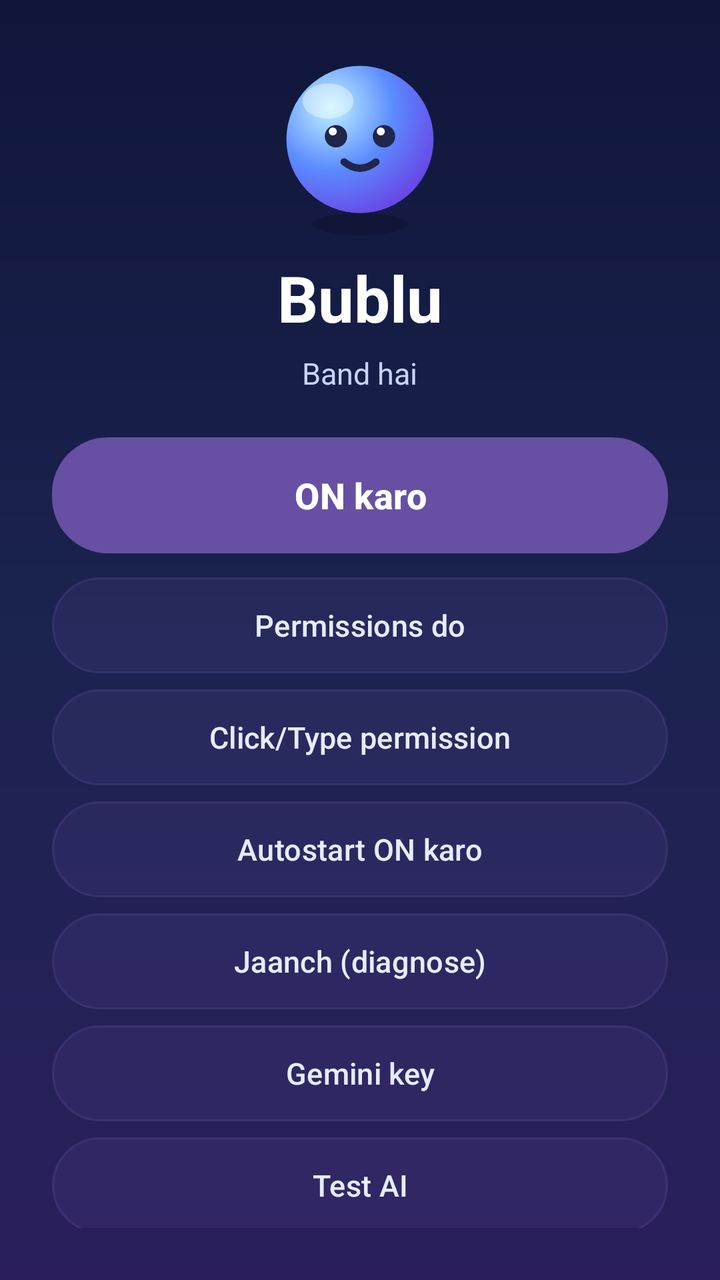
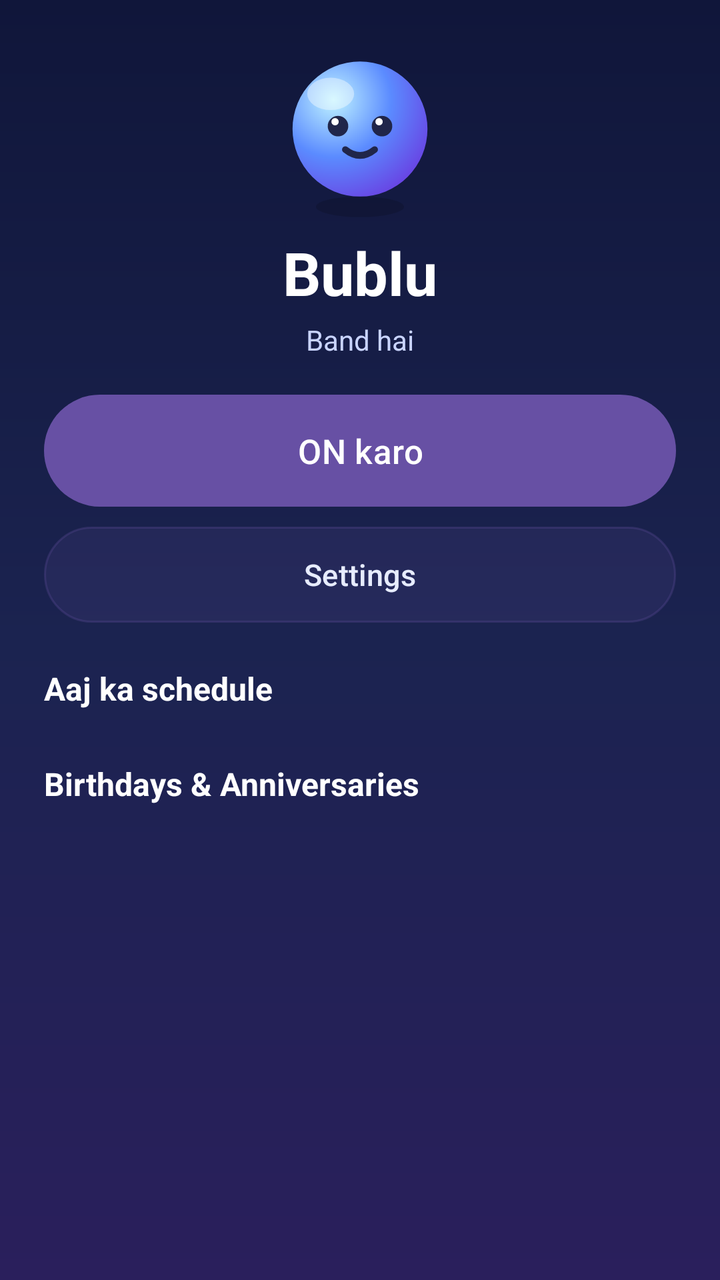

Screens rendered from an Android XML layout before and after an edit, with the pre-edit source and the edit as a unified diff.
<!-- AndroidManifest.xml: application theme Theme.Mitra -->
<!-- res/layout/activity_main.xml -->
<?xml version="1.0" encoding="utf-8"?>
<LinearLayout xmlns:android="http://schemas.android.com/apk/res/android"
    android:layout_width="match_parent"
    android:layout_height="match_parent"
    android:orientation="vertical"
    android:gravity="center"
    android:padding="26dp"
    android:background="@drawable/bg_gradient">

    <ImageView
        android:layout_width="96dp"
        android:layout_height="96dp"
        android:src="@drawable/char_idle"
        android:contentDescription="@string/app_name" />

    <TextView
        android:layout_width="wrap_content"
        android:layout_height="wrap_content"
        android:layout_marginTop="8dp"
        android:text="Bublu"
        android:textColor="#FFFFFF"
        android:textStyle="bold"
        android:textSize="32sp" />

    <TextView
        android:id="@+id/statusTxt"
        android:layout_width="wrap_content"
        android:layout_height="wrap_content"
        android:layout_marginTop="6dp"
        android:gravity="center"
        android:text="Band hai"
        android:textColor="#C9D4FF"
        android:textSize="15sp" />

    <Button
        android:id="@+id/toggleBtn"
        android:layout_width="match_parent"
        android:layout_height="58dp"
        android:layout_marginTop="22dp"
        android:background="@drawable/btn_bg"
        android:text="ON karo"
        android:textAllCaps="false"
        android:textColor="#FFFFFF"
        android:textSize="18sp"
        android:textStyle="bold" />

    <Button
        android:id="@+id/permBtn"
        android:layout_width="match_parent"
        android:layout_height="48dp"
        android:layout_marginTop="12dp"
        android:background="@drawable/btn_soft"
        android:text="Permissions do"
        android:textAllCaps="false"
        android:textColor="#E7ECFF"
        android:textSize="15sp" />

    <Button
        android:id="@+id/accBtn"
        android:layout_width="match_parent"
        android:layout_height="48dp"
        android:layout_marginTop="8dp"
        android:background="@drawable/btn_soft"
        android:text="Click/Type permission"
        android:textAllCaps="false"
        android:textColor="#E7ECFF"
        android:textSize="15sp" />

    <Button
        android:id="@+id/autoBtn"
        android:layout_width="match_parent"
        android:layout_height="48dp"
        android:layout_marginTop="8dp"
        android:background="@drawable/btn_soft"
        android:text="Autostart ON karo"
        android:textAllCaps="false"
        android:textColor="#E7ECFF"
        android:textSize="15sp" />

    <Button
        android:id="@+id/diagBtn"
        android:layout_width="match_parent"
        android:layout_height="48dp"
        android:layout_marginTop="8dp"
        android:background="@drawable/btn_soft"
        android:text="Jaanch (diagnose)"
        android:textAllCaps="false"
        android:textColor="#E7ECFF"
        android:textSize="15sp" />

    <Button
        android:id="@+id/keyBtn"
        android:layout_width="match_parent"
        android:layout_height="48dp"
        android:layout_marginTop="8dp"
        android:background="@drawable/btn_soft"
        android:text="Gemini key"
        android:textAllCaps="false"
        android:textColor="#E7ECFF"
        android:textSize="15sp" />

    <Button
        android:id="@+id/testBtn"
        android:layout_width="match_parent"
        android:layout_height="48dp"
        android:layout_marginTop="8dp"
        android:background="@drawable/btn_soft"
        android:text="Test AI"
        android:textAllCaps="false"
        android:textColor="#E7ECFF"
        android:textSize="15sp" />

</LinearLayout>
<!-- resources referenced by this layout -->
<resources>
  <!-- drawable bg_gradient (drawable) -->
  <?xml version="1.0" encoding="utf-8"?>
  <shape xmlns:android="http://schemas.android.com/apk/res/android"
      android:shape="rectangle">
      <gradient
          android:startColor="#10163A"
          android:centerColor="#1B2350"
          android:endColor="#2A1F5C"
          android:angle="270" />
  </shape>
  <!-- drawable btn_bg (drawable) -->
  <?xml version="1.0" encoding="utf-8"?>
  <shape xmlns:android="http://schemas.android.com/apk/res/android"
      android:shape="rectangle">
      <gradient
          android:startColor="#4F7CFF"
          android:endColor="#7C3AED"
          android:angle="0" />
      <corners android:radius="28dp" />
  </shape>
  <!-- drawable btn_soft (drawable) -->
  <?xml version="1.0" encoding="utf-8"?>
  <shape xmlns:android="http://schemas.android.com/apk/res/android"
      android:shape="rectangle">
      <solid android:color="#22FFFFFF" />
      <corners android:radius="25dp" />
      <stroke
          android:width="1dp"
          android:color="#44FFFFFF" />
  </shape>
  <!-- drawable char_idle (drawable) -->
  <vector xmlns:android="http://schemas.android.com/apk/res/android"
      xmlns:aapt="http://schemas.android.com/aapt"
      android:width="120dp" android:height="120dp"
      android:viewportWidth="120" android:viewportHeight="120">
      <path android:fillColor="#26000000"
          android:pathData="M60,111 m-30,0 a30,7 0 1,0 60,0 a30,7 0 1,0 -60,0"/>
      <path android:pathData="M60,58 m-46,0 a46,46 0 1,0 92,0 a46,46 0 1,0 -92,0">
          <aapt:attr name="android:fillColor">
              <gradient android:type="radial"
                  android:centerX="42" android:centerY="38" android:gradientRadius="78"
                  android:startColor="#BFF3FF" android:centerColor="#5B8BFF" android:endColor="#6A3BE0"/>
          </aapt:attr>
      </path>
      <path android:fillColor="#66FFFFFF"
          android:pathData="M40,34 m-16,0 a16,11 0 1,0 32,0 a16,11 0 1,0 -32,0"/>
      <path android:fillColor="#20264A"
          android:pathData="M45,56 m-7,0 a7,7 0 1,0 14,0 a7,7 0 1,0 -14,0"/>
      <path android:fillColor="#20264A"
          android:pathData="M75,56 m-7,0 a7,7 0 1,0 14,0 a7,7 0 1,0 -14,0"/>
      <path android:fillColor="#FFFFFF"
          android:pathData="M43,53 m-2.5,0 a2.5,2.5 0 1,0 5,0 a2.5,2.5 0 1,0 -5,0"/>
      <path android:fillColor="#FFFFFF"
          android:pathData="M73,53 m-2.5,0 a2.5,2.5 0 1,0 5,0 a2.5,2.5 0 1,0 -5,0"/>
      <path android:strokeColor="#20264A" android:strokeWidth="4.5" android:strokeLineCap="round"
          android:pathData="M50,72 Q60,80 70,72" android:fillColor="#00000000"/>
  </vector>
  <string name="app_name">Bublu</string>
  <style name="Theme.Mitra" parent="Theme.Material3.DayNight.NoActionBar">
          <item name="android:statusBarColor">#10163A</item>
          <item name="android:windowBackground">#10163A</item>
      </style>
</resources>

<!-- the commit's change to res/layout/activity_main.xml (unified diff, before → after) -->
@@ -1,113 +1,94 @@
 <?xml version="1.0" encoding="utf-8"?>
-<LinearLayout xmlns:android="http://schemas.android.com/apk/res/android"
+<ScrollView xmlns:android="http://schemas.android.com/apk/res/android"
     android:layout_width="match_parent"
     android:layout_height="match_parent"
-    android:orientation="vertical"
-    android:gravity="center"
-    android:padding="26dp"
-    android:background="@drawable/bg_gradient">
+    android:background="@drawable/bg_gradient"
+    android:fillViewport="true">
 
-    <ImageView
-        android:layout_width="96dp"
-        android:layout_height="96dp"
-        android:src="@drawable/char_idle"
-        android:contentDescription="@string/app_name" />
+    <LinearLayout
+        android:layout_width="match_parent"
+        android:layout_height="wrap_content"
+        android:orientation="vertical"
+        android:gravity="center_horizontal"
+        android:padding="22dp">
 
-    <TextView
-        android:layout_width="wrap_content"
-        android:layout_height="wrap_content"
-        android:layout_marginTop="8dp"
-        android:text="Bublu"
-        android:textColor="#FFFFFF"
-        android:textStyle="bold"
-        android:textSize="32sp" />
+        <ImageView
+            android:layout_width="88dp"
+            android:layout_height="88dp"
+            android:src="@drawable/char_idle"
+            android:contentDescription="Bublu" />
 
-    <TextView
-        android:id="@+id/statusTxt"
-        android:layout_width="wrap_content"
-        android:layout_height="wrap_content"
-        android:layout_marginTop="6dp"
-        android:gravity="center"
-        android:text="Band hai"
-        android:textColor="#C9D4FF"
-        android:textSize="15sp" />
+        <TextView
+            android:layout_width="wrap_content"
+            android:layout_height="wrap_content"
+            android:layout_marginTop="6dp"
+            android:text="Bublu"
+            android:textColor="#FFFFFF"
+            android:textStyle="bold"
+            android:textSize="30sp" />
 
-    <Button
-        android:id="@+id/toggleBtn"
-        android:layout_width="match_parent"
-        android:layout_height="58dp"
-        android:layout_marginTop="22dp"
-        android:background="@drawable/btn_bg"
-        android:text="ON karo"
-        android:textAllCaps="false"
-        android:textColor="#FFFFFF"
-        android:textSize="18sp"
-        android:textStyle="bold" />
+        <TextView
+            android:id="@+id/statusTxt"
+            android:layout_width="wrap_content"
+            android:layout_height="wrap_content"
+            android:layout_marginTop="4dp"
+            android:text="Band hai"
+            android:textColor="#C9D4FF"
+            android:textSize="14sp" />
 
-    <Button
-        android:id="@+id/permBtn"
-        android:layout_width="match_parent"
-        android:layout_height="48dp"
-        android:layout_marginTop="12dp"
-        android:background="@drawable/btn_soft"
-        android:text="Permissions do"
-        android:textAllCaps="false"
-        android:textColor="#E7ECFF"
-        android:textSize="15sp" />
+        <Button
+            android:id="@+id/toggleBtn"
+            android:layout_width="match_parent"
+            android:layout_height="56dp"
+            android:layout_marginTop="18dp"
+            android:background="@drawable/btn_bg"
+            android:text="ON karo"
+            android:textAllCaps="false"
+            android:textColor="#FFFFFF"
+            android:textSize="17sp" />
 
-    <Button
-        android:id="@+id/accBtn"
-        android:layout_width="match_parent"
-        android:layout_height="48dp"
-        android:layout_marginTop="8dp"
-        android:background="@drawable/btn_soft"
-        android:text="Click/Type permission"
-        android:textAllCaps="false"
-        android:textColor="#E7ECFF"
-        android:textSize="15sp" />
+        <Button
+            android:id="@+id/setBtn"
+            android:layout_width="match_parent"
+            android:layout_height="48dp"
+            android:layout_marginTop="10dp"
+            android:background="@drawable/btn_soft"
+            android:text="Settings"
+            android:textAllCaps="false"
+            android:textColor="#E7ECFF"
+            android:textSize="15sp" />
 
-    <Button
-        android:id="@+id/autoBtn"
-        android:layout_width="match_parent"
-        android:layout_height="48dp"
-        android:layout_marginTop="8dp"
-        android:background="@drawable/btn_soft"
-        android:text="Autostart ON karo"
-        android:textAllCaps="false"
-        android:textColor="#E7ECFF"
-        android:textSize="15sp" />
+        <TextView
+            android:layout_width="match_parent"
+            android:layout_height="wrap_content"
+            android:layout_marginTop="22dp"
+            android:text="Aaj ka schedule"
+            android:textColor="#FFFFFF"
+            android:textStyle="bold"
+            android:textSize="16sp" />
 
-    <Button
-        android:id="@+id/diagBtn"
-        android:layout_width="match_parent"
-        android:layout_height="48dp"
-        android:layout_marginTop="8dp"
-        android:background="@drawable/btn_soft"
-        android:text="Jaanch (diagnose)"
-        android:textAllCaps="false"
-        android:textColor="#E7ECFF"
-        android:textSize="15sp" />
+        <LinearLayout
+            android:id="@+id/schedBox"
+            android:layout_width="match_parent"
+            android:layout_height="wrap_content"
+            android:orientation="vertical"
+            android:layout_marginTop="6dp" />
 
-    <Button
-        android:id="@+id/keyBtn"
-        android:layout_width="match_parent"
-        android:layout_height="48dp"
-        android:layout_marginTop="8dp"
-        android:background="@drawable/btn_soft"
-        android:text="Gemini key"
-        android:textAllCaps="false"
-        android:textColor="#E7ECFF"
-        android:textSize="15sp" />
+        <TextView
+            android:layout_width="match_parent"
+            android:layout_height="wrap_content"
+            android:layout_marginTop="20dp"
+            android:text="Birthdays &amp; Anniversaries"
+            android:textColor="#FFFFFF"
+            android:textStyle="bold"
+            android:textSize="16sp" />
 
-    <Button
-        android:id="@+id/testBtn"
-        android:layout_width="match_parent"
-        android:layout_height="48dp"
-        android:layout_marginTop="8dp"
-        android:background="@drawable/btn_soft"
-        android:text="Test AI"
-        android:textAllCaps="false"
-        android:textColor="#E7ECFF"
-        android:textSize="15sp" />
+        <LinearLayout
+            android:id="@+id/eventBox"
+            android:layout_width="match_parent"
+            android:layout_height="wrap_content"
+            android:orientation="vertical"
+            android:layout_marginTop="6dp" />
 
-</LinearLayout>
+    </LinearLayout>
+</ScrollView>
<!-- resource entries referenced after the edit -->
@@ -57,7 +57,6 @@
       <path android:strokeColor="#20264A" android:strokeWidth="4.5" android:strokeLineCap="round"
           android:pathData="M50,72 Q60,80 70,72" android:fillColor="#00000000"/>
   </vector>
-  <string name="app_name">Bublu</string>
   <style name="Theme.Mitra" parent="Theme.Material3.DayNight.NoActionBar">
           <item name="android:statusBarColor">#10163A</item>
           <item name="android:windowBackground">#10163A</item>
